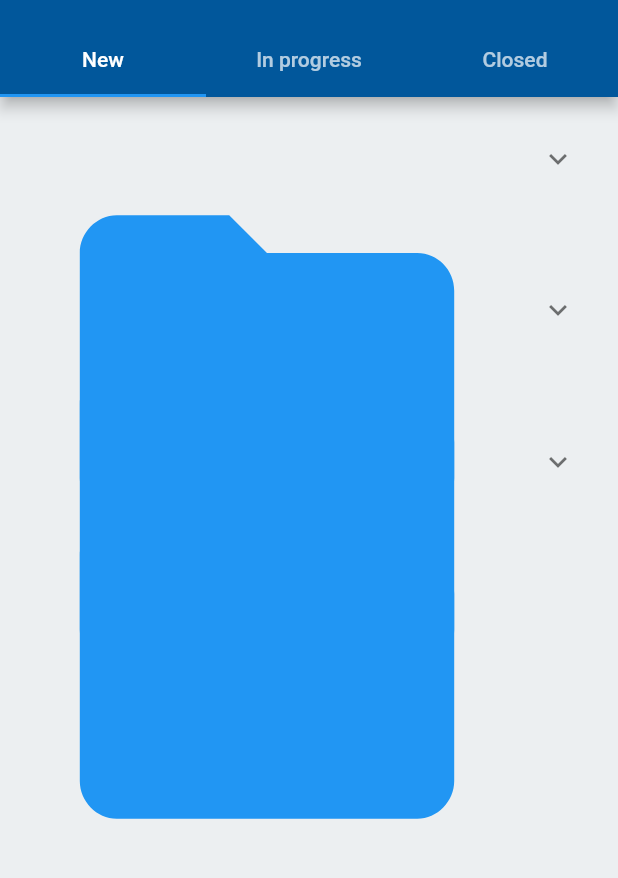
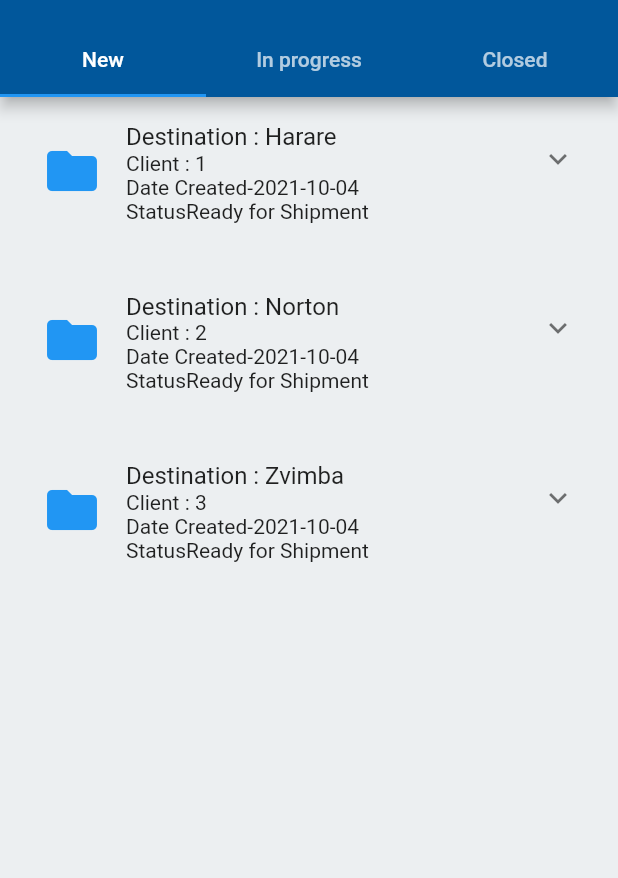
Before and after one commit to Tinomuchenje/sample-tracking, a Flutter app: the Dashboard screen opened directly, on a phone screen of 412 x 824 dp, the part 59-937 px from its top. Run offline on Flutter 3.47's test engine with Material 2 defaults, Android fonts, the phone set to English and light mode, and no system bars; our stand-ins replace dropdown_search, multi_select_flutter, sembast, sqflite; accounts and stored records are empty.

Commit message:
Fixed rendering unbounded on subtitle
- Added new provider for user details

```diff
--- a/lib/main.dart
+++ b/lib/main.dart
@@ -2,8 +2,8 @@ import 'package:flutter/cupertino.dart';
 import 'package:flutter/material.dart';
 import 'package:sample_tracking_system_flutter/providers/samples_provider.dart';
 import 'package:sample_tracking_system_flutter/providers/shipment_provider.dart';
+import 'package:sample_tracking_system_flutter/providers/user_provider.dart';
 import 'package:sample_tracking_system_flutter/utils/sqlite_db.dart';
-import 'package:sample_tracking_system_flutter/views/pages/login_page.dart';
 import 'package:provider/provider.dart';
 
 import 'providers/patient_provider.dart';
@@ -15,7 +15,8 @@ void main() {
       providers: [
         ChangeNotifierProvider(create: (context) => PatientProvider()),
         ChangeNotifierProvider(create: (context) => SamplesProvider()),
-        ChangeNotifierProvider(create: (context) => ShipmentProvider())
+        ChangeNotifierProvider(create: (context) => ShipmentProvider()),
+        ChangeNotifierProvider(create: (context) => UserProvider())
       ],
       child: const MyApp(),
     ),
--- a/lib/models/user_type_enum.dart
+++ b/lib/models/user_type_enum.dart
@@ -1 +1 @@
-enum UserType { rider, client }
+enum UserType { rider, client, cluster }
--- a/lib/views/pages/login_page.dart
+++ b/lib/views/pages/login_page.dart
@@ -4,7 +4,9 @@ import 'package:flutter/cupertino.dart';
 import 'package:flutter/material.dart';
 import 'package:flutter/services.dart';
 import 'package:flutter/widgets.dart';
+import 'package:provider/provider.dart';
 import 'package:sample_tracking_system_flutter/models/user_type_enum.dart';
+import 'package:sample_tracking_system_flutter/providers/user_provider.dart';
 import 'package:sample_tracking_system_flutter/utils/dao/app_information_dao.dart';
 import 'package:sample_tracking_system_flutter/utils/dao/laboratory_dao.dart';
 import 'package:sample_tracking_system_flutter/views/pages/rider/dashboard.dart';
@@ -48,6 +50,9 @@ class _LoginPageState extends State<LoginPage> {
   }
 
   void navigateToHome() {
+    Provider.of<UserProvider>(context, listen: false).currentUser =
+        widget.userType;
+
     if (widget.userType == UserType.client) {
       Navigator.push(
           context,
--- a/lib/views/pages/rider/dashboard.dart
+++ b/lib/views/pages/rider/dashboard.dart
@@ -76,6 +76,7 @@ List<Widget> _newShipments() {
   return shipments
       .map((e) => Padding(
             padding: const EdgeInsets.all(12.0),
+            child: Expanded(
               child: ExpansionTile(
                   title: Row(
                     children: [
@@ -83,7 +84,9 @@ List<Widget> _newShipments() {
                       Text(e.destination ?? "Destination unspecified"),
                     ],
                   ),
-                subtitle: Column(
+                  subtitle: SizedBox(
+                    height: 60.0,
+                    child: Column(
                       children: [
                         Row(
                           children: [
@@ -91,13 +94,11 @@ List<Widget> _newShipments() {
                             Text(e.clientId ?? "X"),
                           ],
                         ),
-                    Expanded(
-                      child: Row(
+                        Row(
                           children: [
-                          const Text("Date Created: "),
-                          Text(e.dateCreated ?? "X"),
+                            const Text("Date Created-"),
+                            const Text("2021-10-04"),
                           ],
-                      ),
                         ),
                         Row(
                           children: const [
@@ -107,9 +108,10 @@ List<Widget> _newShipments() {
                         )
                       ],
                     ),
+                  ),
                   leading: const Icon(
                     Icons.folder,
-                  size: 300.0,
+                    size: 40.0,
                     color: Colors.blue,
                   ),
                   //trailing: Icon(
@@ -121,9 +123,11 @@ List<Widget> _newShipments() {
                     SizedBox(
                       width: double.infinity,
                       child: ElevatedButton(
-                        onPressed: () {}, child: const Text("Start Shipping")),
+                          onPressed: () {},
+                          child: const Text("Accept Shipment")),
                     )
                   ]),
+            ),
           ))
       .toList();
 }
```
Also changed, not shown: lib/providers/user_provider.dart (added, +10 -0 lines), lib/views/widgets/shipments_tab.dart (+21 -6 lines). Lines whose indentation alone changed are shown as unchanged.
